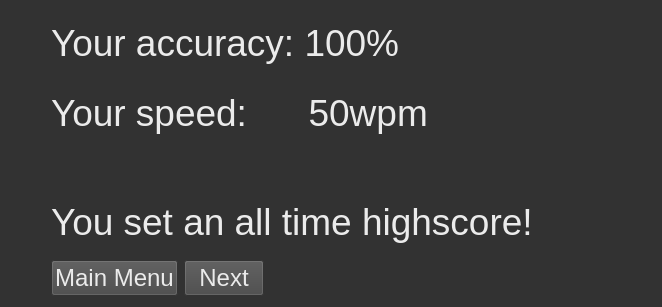
The window that speed-typer/source_ui/resultWindow.ui (Rolv-Apneseth/ps-typer) describes before a commit, drawn with Qt 5.
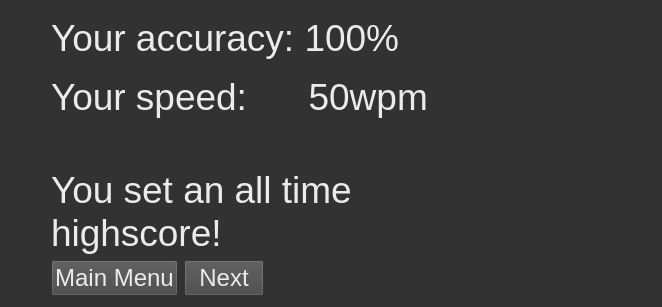
The same window after the commit.

Commit message: Added word wrap to labels

What changed in the file:
```diff
--- a/speed-typer/source_ui/resultWindow.ui
+++ b/speed-typer/source_ui/resultWindow.ui
@@ -76,6 +76,9 @@
          <property name="text">
           <string>Your accuracy: 100%</string>
          </property>
+         <property name="wordWrap">
+          <bool>true</bool>
+         </property>
         </widget>
        </item>
        <item>
@@ -94,6 +97,9 @@
          <property name="text">
           <string>Your speed:      50wpm</string>
          </property>
+         <property name="wordWrap">
+          <bool>true</bool>
+         </property>
         </widget>
        </item>
        <item>
@@ -128,6 +134,9 @@
          <property name="text">
           <string>You set an all time highscore!</string>
          </property>
+         <property name="wordWrap">
+          <bool>true</bool>
+         </property>
         </widget>
        </item>
       </layout>
```
The commit also changes 1 other file.
